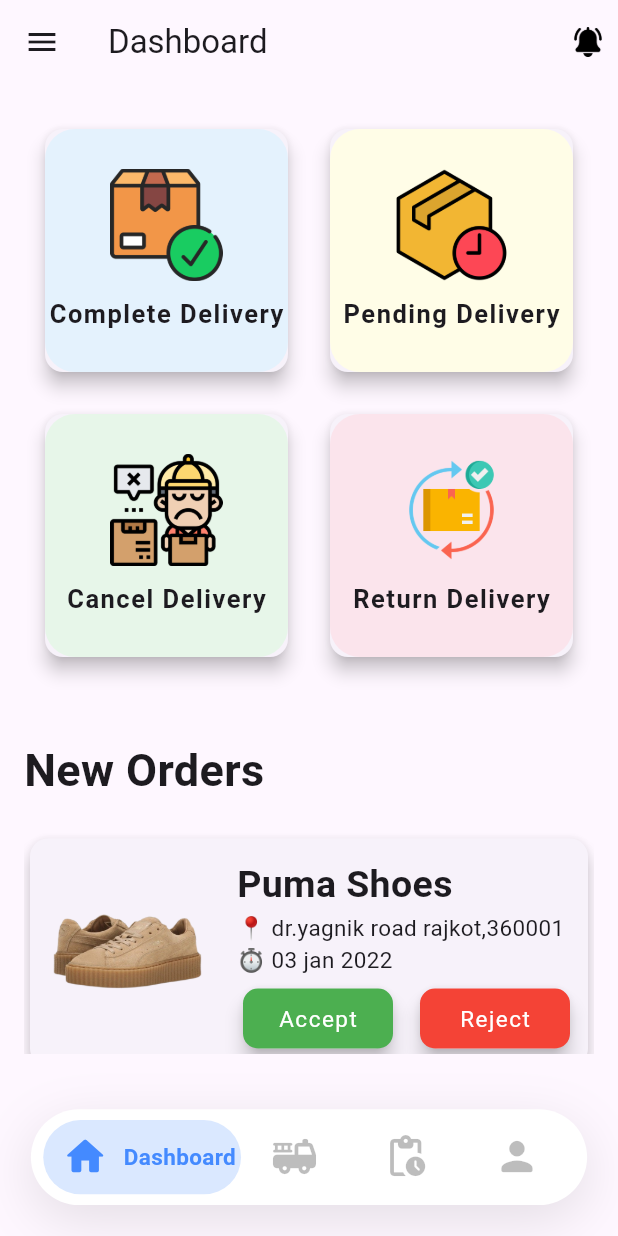
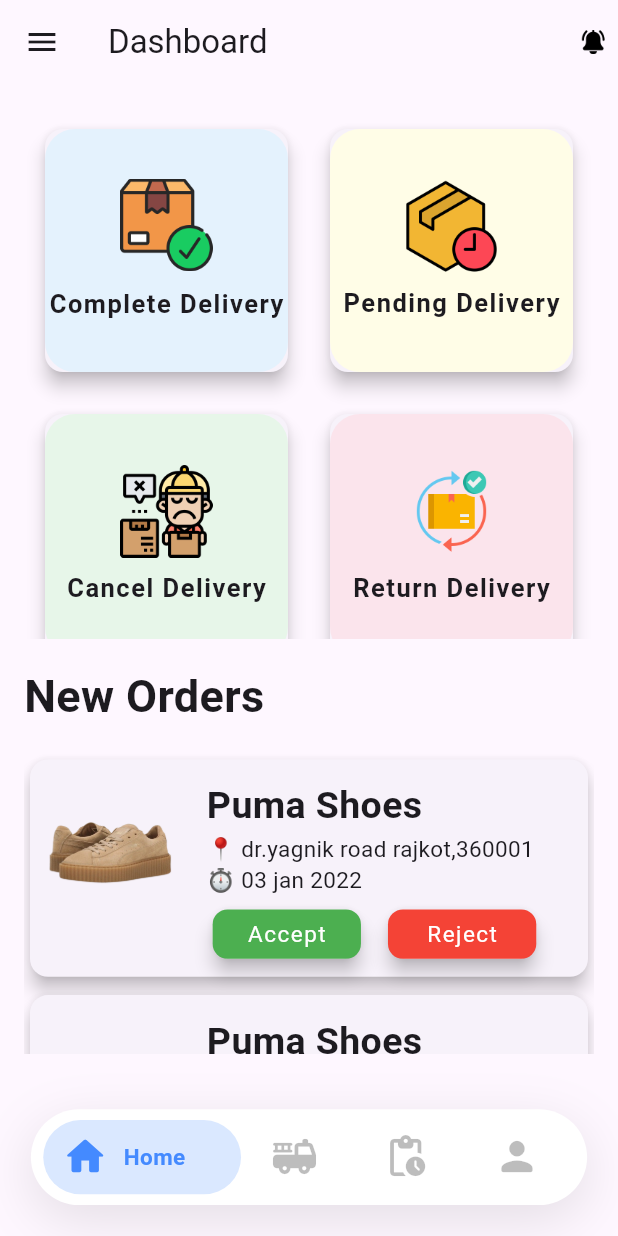
Before and after one commit to barad-rajbha/first_project, a Flutter app: the HomePage screen opened by its route, on a phone screen of 412 x 824 dp. Run offline on Flutter 3.47's test engine with Material 3 defaults, Android fonts, the phone set to English and light mode, and no system bars; our stand-ins replace cloud_firestore, firebase_auth, firebase_core, firebase_storage, image_picker, lottie; accounts and stored records are empty; project files that could hold a hidden picture were left out.

Commit message:
11-06-2024

```diff
--- a/lib/firebase_helper/helper.dart
+++ b/lib/firebase_helper/helper.dart
@@ -57,4 +57,6 @@
       });
     }
   }
+
+
 }
--- a/lib/main.dart
+++ b/lib/main.dart
@@ -8,7 +8,6 @@
 import 'package:uireprika/screen/welcomepage.dart';
 import 'package:uireprika/screen/otppage.dart';
 import 'package:uireprika/screen/spalesh.dart';
-
 import 'firebase_options.dart';
 
 void main() async {
--- a/lib/screen/homepage.dart
+++ b/lib/screen/homepage.dart
@@ -13,6 +13,7 @@
 class _HomePageState extends State<HomePage> {
   @override
   Widget build(BuildContext context) {
+    double displaywidth = MediaQuery.of(context).size.height;
     return Scaffold(
       bottomNavigationBar: nevbar(),
       appBar: AppBar(
@@ -22,12 +23,12 @@
               Navigator.of(context).pushNamed('order');
             },
             child: Container(
-                height: 20,
-                width: 20,
+                height: displaywidth * 0.02,
+                width: displaywidth * 0.02,
                 child: Image.asset('asset/img/bell.png')),
           ),
           SizedBox(
-            width: 10,
+            width: displaywidth * 0.01,
           )
         ],
         title: Text('Dashboard'),
@@ -41,7 +42,7 @@
         child: ListView(
           children: [
             Container(
-              height: 400,
+              height: displaywidth * 0.430,
               width: double.infinity,
               child: GridView(
                 gridDelegate: SliverGridDelegateWithFixedCrossAxisCount(
@@ -52,8 +53,8 @@
                     child: Card(
                       elevation: 5,
                       child: Container(
-                        width: 150,
-                        height: 150,
+                        width: displaywidth * 0.15,
+                        height: displaywidth * 0.15,
                         decoration: BoxDecoration(
                           color: Color(0xFFE4F2FD),
                           borderRadius: BorderRadius.circular(20),
@@ -63,8 +64,8 @@
                           mainAxisAlignment: MainAxisAlignment.center,
                           children: [
                             Container(
-                              height: 75,
-                              width: 75,
+                              height: displaywidth * 0.075,
+                              width: displaywidth * 0.075,
                               decoration: BoxDecoration(
                                   image: DecorationImage(
                                       image: AssetImage(
@@ -90,8 +91,8 @@
                     child: Card(
                       elevation: 5,
                       child: Container(
-                        width: 150,
-                        height: 150,
+                        width: displaywidth * 0.15,
+                        height: displaywidth * 0.15,
                         decoration: BoxDecoration(
                           color: Color(0xFFFFFDE7),
                           borderRadius: BorderRadius.circular(20),
@@ -101,8 +102,8 @@
                           mainAxisAlignment: MainAxisAlignment.center,
                           children: [
                             Container(
-                              height: 75,
-                              width: 75,
+                              height: displaywidth * 0.075,
+                              width: displaywidth * 0.075,
                               decoration: BoxDecoration(
                                 image: DecorationImage(
                                   image: AssetImage('asset/img/preorder.png'),
@@ -110,7 +111,7 @@
                               ),
                             ),
                             SizedBox(
-                              height: 10,
+                              height: displaywidth * 0.01,
                             ),
                             Text(
                               'Pending Delivery',
@@ -129,8 +130,8 @@
                     child: Card(
                       elevation: 5,
                       child: Container(
-                        width: 150,
-                        height: 150,
+                        width: displaywidth * 0.15,
+                        height: displaywidth * 0.15,
                         decoration: BoxDecoration(
                           color: Color(0xFFE7F6E9),
                           borderRadius: BorderRadius.circular(20),
@@ -140,8 +141,8 @@
                           mainAxisAlignment: MainAxisAlignment.center,
                           children: [
                             Container(
-                              height: 75,
-                              width: 75,
+                              height: displaywidth * 0.075,
+                              width: displaywidth * 0.075,
                               decoration: BoxDecoration(
                                 image: DecorationImage(
                                   image: AssetImage('asset/img/cancel.png'),
@@ -149,7 +150,7 @@
                               ),
                             ),
                             SizedBox(
-                              height: 10,
+                              height: displaywidth * 0.01,
                             ),
                             Text(
                               'Cancel Delivery',
@@ -168,8 +169,8 @@
                     child: Card(
                       elevation: 5,
                       child: Container(
-                        width: 150,
-                        height: 150,
+                        width: displaywidth * 0.15,
+                        height: displaywidth * 0.15,
                         decoration: BoxDecoration(
                           color: Color(0xFFFBE4EC),
                           borderRadius: BorderRadius.circular(20),
@@ -179,8 +180,8 @@
                           mainAxisAlignment: MainAxisAlignment.center,
                           children: [
                             Container(
-                              height: 75,
-                              width: 75,
+                              height: displaywidth * 0.075,
+                              width: displaywidth * 0.075,
                               decoration: BoxDecoration(
                                 image: DecorationImage(
                                   image: AssetImage('asset/img/return.png'),
@@ -188,7 +189,7 @@
                               ),
                             ),
                             SizedBox(
-                              height: 10,
+                              height: displaywidth * 0.01,
                             ),
                             Text(
                               'Return Delivery',
@@ -206,50 +207,50 @@
               ),
             ),
             SizedBox(
-              height: 20,
+              height: displaywidth * 0.02,
             ),
             Text(
               'New Orders',
               style: TextStyle(fontSize: 30, fontWeight: FontWeight.bold),
             ),
             SizedBox(
-              height: 20,
+              height: displaywidth * 0.02,
             ),
             Orders(),
             SizedBox(
-              height: 5,
+              height: displaywidth * 0.005,
             ),
             Orders(),
             SizedBox(
-              height: 5,
+              height: displaywidth * 0.005,
             ),
             Orders(),
             SizedBox(
-              height: 5,
+              height: displaywidth * 0.005,
             ),
             Orders(),
             SizedBox(
-              height: 5,
+              height: displaywidth * 0.005,
             ),
             Orders(),
             SizedBox(
-              height: 5,
+              height: displaywidth * 0.005,
             ),
             Orders(),
             SizedBox(
-              height: 5,
+              height: displaywidth * 0.005,
             ),
             Orders(),
             SizedBox(
-              height: 5,
+              height: displaywidth * 0.005,
             ),
             Orders(),
             SizedBox(
-              height: 5,
+              height: displaywidth * 0.005,
             ),
             Orders(),
             SizedBox(
-              height: 5,
+              height: displaywidth * 0.005,
             ),
           ],
         ),
--- a/lib/screen/order.dart
+++ b/lib/screen/order.dart
@@ -1,6 +1,4 @@
 import 'package:flutter/material.dart';
-import 'package:uireprika/widgets/nevbar.dart';
-
 import '../widgets/orders.dart';
 
 class OrderPage extends StatefulWidget {
@@ -19,7 +17,7 @@
         title: Text('Order'),
       ),
       body: Padding(
-        padding: const EdgeInsets.all(32.0),
+        padding: const EdgeInsets.all(16.0),
         child: ListView(
           children: [
             SizedBox(
--- a/lib/widgets/nevbar.dart
+++ b/lib/widgets/nevbar.dart
@@ -134,7 +134,7 @@
   ];
 
   List<String> listOfStrings = [
-    'Dashboard',
+    'Home',
     'Order',
     'pending',
     'profile',
--- a/lib/widgets/orders.dart
+++ b/lib/widgets/orders.dart
@@ -10,17 +10,18 @@
 class _OrdersState extends State<Orders> {
   @override
   Widget build(BuildContext context) {
+    double displaywidth = MediaQuery.of(context).size.height;
     return Card(
       elevation: 5,
       child: Row(
         crossAxisAlignment: CrossAxisAlignment.start,
         children: [
           SizedBox(
-            width: 15,
+            width: displaywidth * 0.015,
           ),
           Container(
-            height: 150,
-            width: 100,
+            height: displaywidth * 0.150,
+            width: displaywidth * 0.100,
             decoration: BoxDecoration(
               image: DecorationImage(
                 image: AssetImage('asset/img/1.png'),
@@ -54,8 +55,8 @@
                     Card(
                       elevation: 5,
                       child: Container(
-                        height: 40,
-                        width: 100,
+                        height: displaywidth * 0.040,
+                        width: displaywidth * 0.120,
                         child: Center(
                             child: Text(
                           'Accept',
@@ -75,8 +76,8 @@
                     Card(
                       elevation: 5,
                       child: Container(
-                        height: 40,
-                        width: 100,
+                        height: displaywidth * 0.040,
+                        width: displaywidth * 0.120,
                         child: Center(
                             child: Text(
                           'Reject',
--- a/pubspec.yaml
+++ b/pubspec.yaml
@@ -43,7 +43,7 @@
   firebase_auth:
   cloud_firestore:
   flutter_launcher_icons:
-  custom_navigation_bar: ^0.8.2
+  firebase_storage:
 
 dev_dependencies:
   flutter_test:
```
Also changed, not shown: lib/controller/controller.dart (+21 -4 lines), lib/screen/accountpage.dart (+40 -44 lines), lib/screen/otppage.dart (+29 -29 lines), lib/screen/welcomepage.dart (+23 -24 lines), pubspec.lock.
